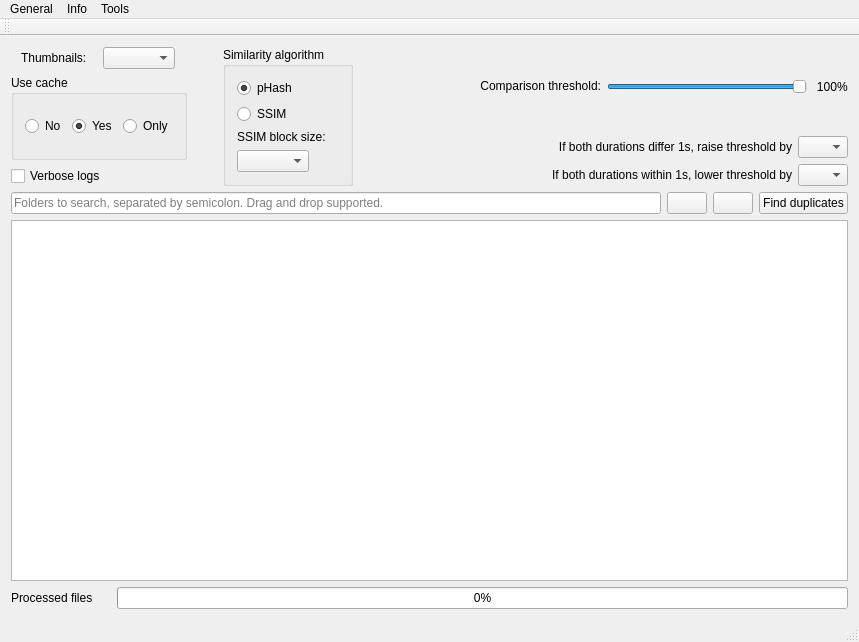
Old version of the form QtProject/app/mainwindow.ui in the repository theophanemayaud/video-simili-duplicate-cleaner.
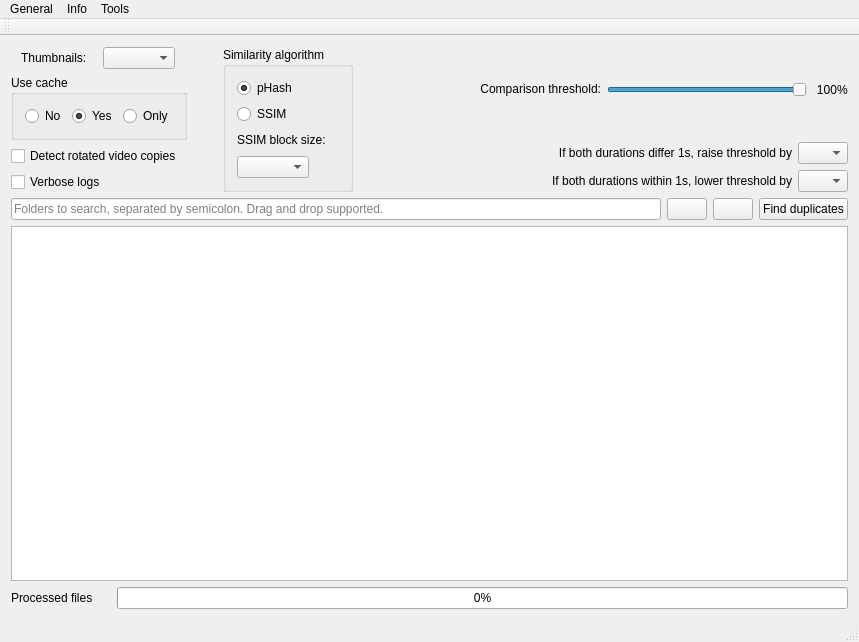
New version of the form. Icons and pictures are not drawn.

Commit message: feat(matching): crop black bars, retry full black frames, and match rotated copies (#198)

Patch:
```diff
--- a/QtProject/app/mainwindow.ui
+++ b/QtProject/app/mainwindow.ui
@@ -119,6 +119,16 @@
           </layout>
          </widget>
         </item>
+        <item>
+         <widget class="QCheckBox" name="detectRotatedCopiesCheckbox">
+          <property name="toolTip">
+           <string>Also compare 90°, 180°, and 270° fingerprints. This can add fingerprinting and comparison work.</string>
+          </property>
+          <property name="text">
+           <string>Detect rotated video copies</string>
+          </property>
+         </widget>
+        </item>
         <item>
          <widget class="QCheckBox" name="verboseCheckbox">
           <property name="toolTip">
```
The commit also changes 41 other files.
